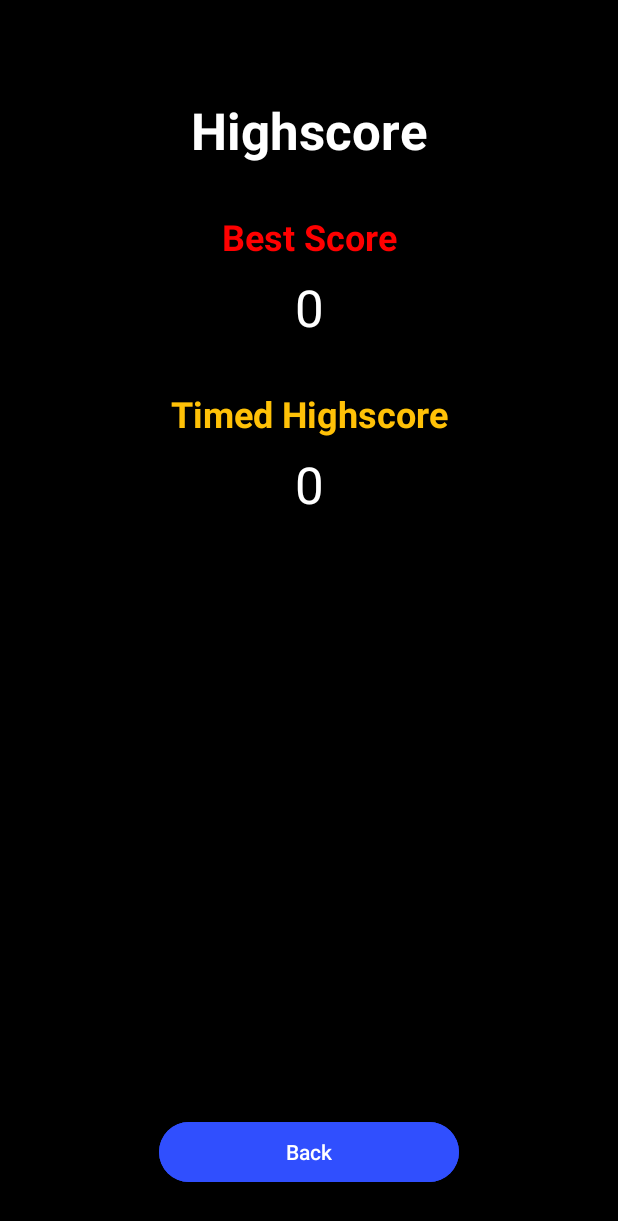
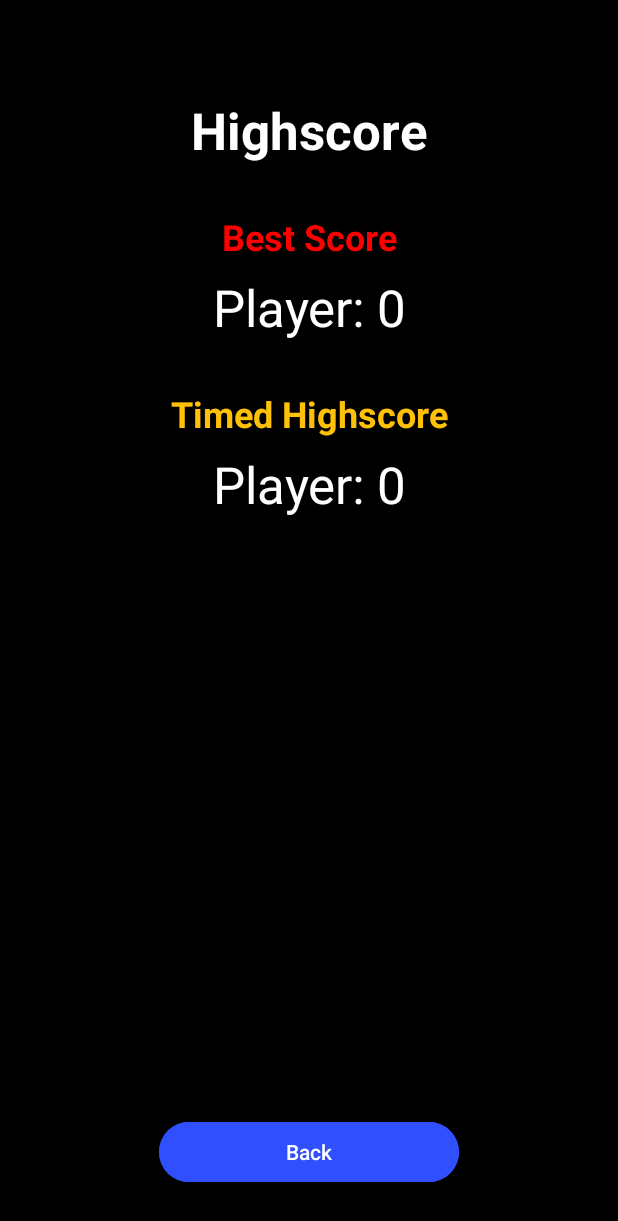
Before and after one commit to mazzlum5/GuessCard, an Android app: the HighscoreActivity screen opened directly, with no data from a screen before it, on a phone screen of 412 x 824 dp. Shown: the top 1221 px of the screen. Run offline under Robolectric (Android 15) with nearby library versions, the phone set to English and light mode, and no system bars.

Commit message:
feat: Add player name to highscores
Allow players to enter their name after achieving a new highscore.

```diff
--- a/app/src/main/java/com/example/guesscard/HighscoreActivity.kt
+++ b/app/src/main/java/com/example/guesscard/HighscoreActivity.kt
@@ -14,13 +14,21 @@ class HighscoreActivity : AppCompatActivity() {
 
         // Regular Highscore
         val bestScore = sharedPreferences.getInt("high_score", 0)
+        var bestScoreName = sharedPreferences.getString("highscore_name", "Player")
+        if (bestScoreName.isNullOrBlank()) {
+            bestScoreName = "Player"
+        }
         val bestScoreTextView = findViewById<TextView>(R.id.bestScoreValueTextView)
-        bestScoreTextView.text = bestScore.toString()
+        bestScoreTextView.text = "$bestScoreName: $bestScore"
 
         // Timed Mode Highscore
         val timedHighscore = sharedPreferences.getInt("timed_highscore", 0)
+        var timedHighscoreName = sharedPreferences.getString("timed_highscore_name", "Player")
+        if (timedHighscoreName.isNullOrBlank()) {
+            timedHighscoreName = "Player"
+        }
         val timedHighscoreTextView = findViewById<TextView>(R.id.timedHighscoreValueTextView)
-        timedHighscoreTextView.text = timedHighscore.toString()
+        timedHighscoreTextView.text = "$timedHighscoreName: $timedHighscore"
 
         val backButton = findViewById<Button>(R.id.backButton)
         backButton.setOnClickListener {
--- a/app/src/main/res/layout/activity_highscore.xml
+++ b/app/src/main/res/layout/activity_highscore.xml
@@ -36,6 +36,7 @@
         android:layout_width="wrap_content"
         android:layout_height="wrap_content"
         android:layout_marginTop="8dp"
+        android:gravity="center"
         android:textColor="@android:color/white"
         android:textSize="34sp"
         app:layout_constraintEnd_toEndOf="parent"
@@ -60,6 +61,7 @@
         android:layout_width="wrap_content"
         android:layout_height="wrap_content"
         android:layout_marginTop="8dp"
+        android:gravity="center"
         android:textColor="@android:color/white"
         android:textSize="34sp"
         app:layout_constraintEnd_toEndOf="parent"
```
Also changed, not shown: app/src/main/java/com/example/guesscard/GameActivity.kt (+23 -1 lines).
